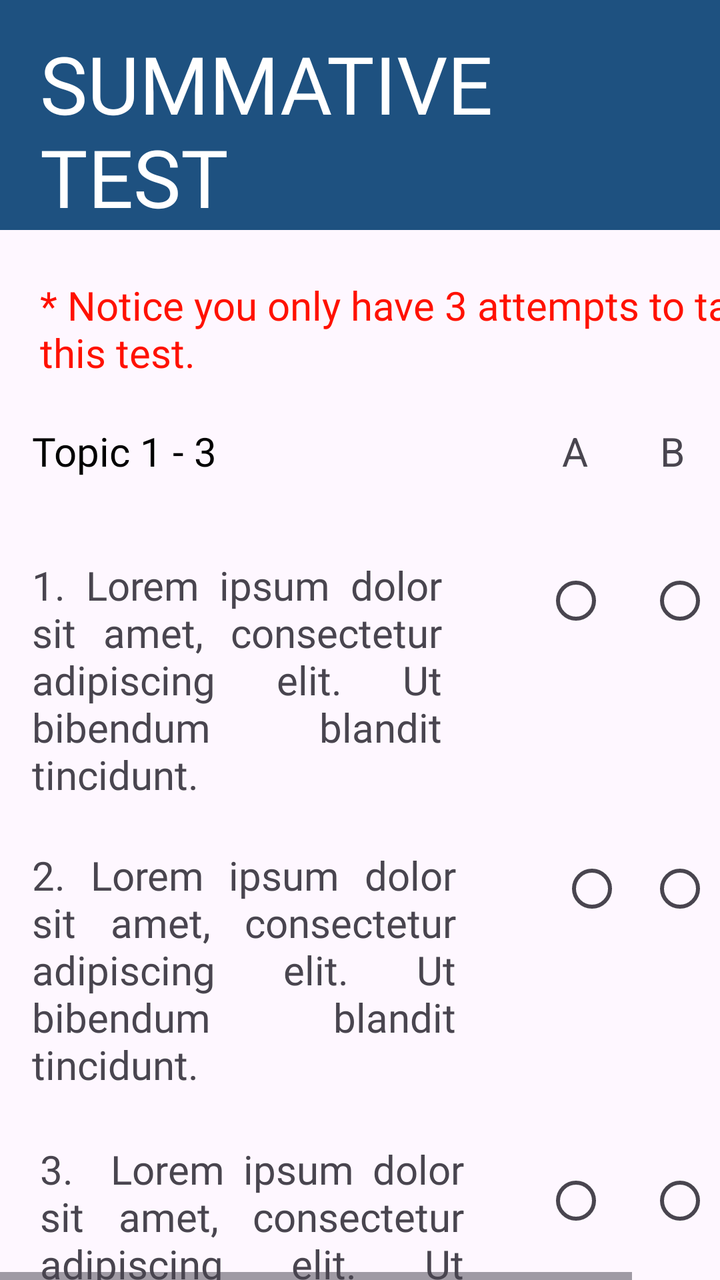
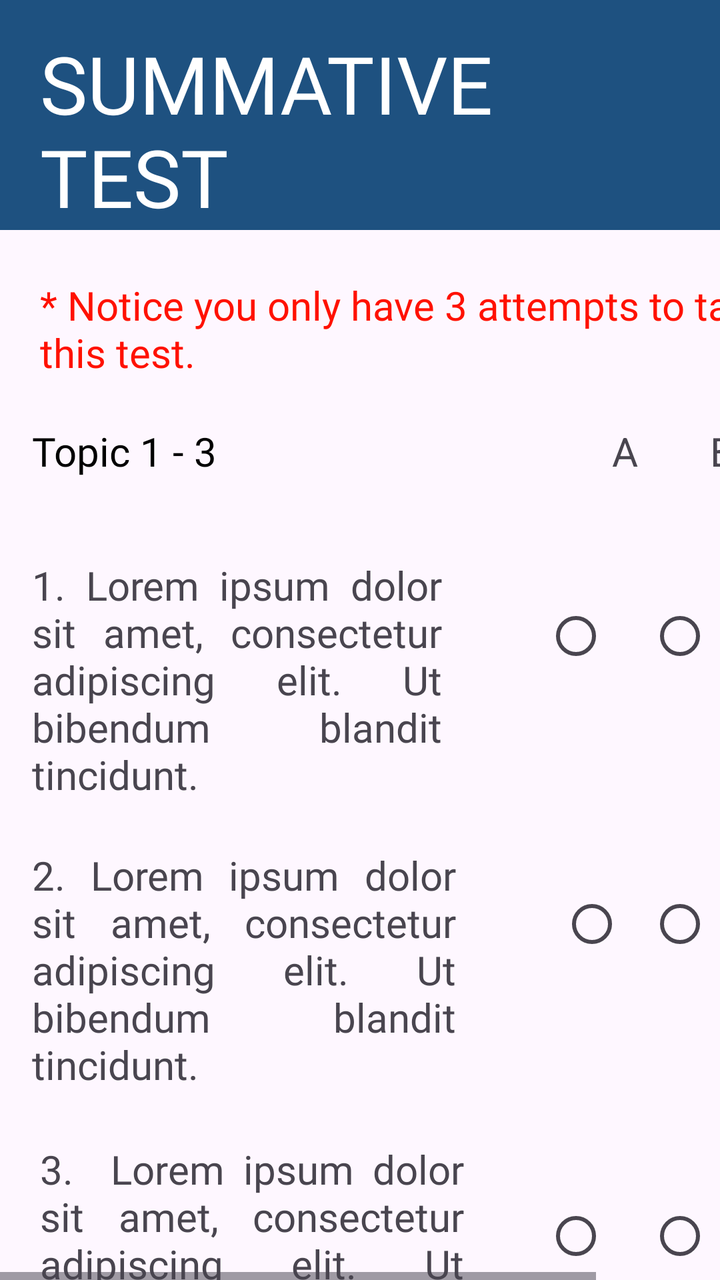

The first picture is an Android layout as it rendered before a commit; the second is the same layout after the commit. The layout source and the unified diff follow.
<!-- AndroidManifest.xml: application theme Theme.FinalsApplication -->
<!-- res/layout/user_test_page.xml -->
<?xml version="1.0" encoding="utf-8"?>
<HorizontalScrollView
    xmlns:android="http://schemas.android.com/apk/res/android"
    xmlns:app="http://schemas.android.com/apk/res-auto"
    xmlns:tools="http://schemas.android.com/tools"
    android:layout_width="match_parent"
    android:layout_height="match_parent"
    android:fillViewport="true"
    tools:layout_editor_absoluteX="1dp"
    tools:layout_editor_absoluteY="1dp">

    <androidx.constraintlayout.widget.ConstraintLayout
        android:layout_width="wrap_content"
        android:layout_height="wrap_content"
        tools:context=".AddLesson">


        <ScrollView
            android:layout_width="match_parent"
            android:layout_height="match_parent"
            android:fillViewport="true"
            tools:layout_editor_absoluteX="0dp"
            tools:layout_editor_absoluteY="16dp">

            <androidx.constraintlayout.widget.ConstraintLayout
                android:layout_width="match_parent"
                android:layout_height="wrap_content"
                tools:context=".AddLesson">

                <LinearLayout
                    android:id="@+id/linearLayout11"
                    android:layout_width="match_parent"
                    android:layout_height="wrap_content"
                    android:layout_alignParentTop="true"
                    android:background="#1e5180"
                    app:layout_constraintEnd_toEndOf="parent"
                    app:layout_constraintHorizontal_bias="0.0"
                    app:layout_constraintStart_toStartOf="parent"
                    app:layout_constraintTop_toTopOf="parent">

                    <TextView
                        android:id="@+id/textViewLesson1Test"
                        android:layout_width="390dp"
                        android:layout_height="wrap_content"
                        android:layout_marginStart="20dp"
                        android:layout_marginTop="15dp"
                        android:fontFamily="@font/roboto_bold"
                        android:text="SUMMATIVE
                    TEST"
                        android:textColor="@color/white"
                        android:textSize="40sp" />

                </LinearLayout>

                <TextView
                    android:id="@+id/textView2"
                    android:layout_width="367dp"
                    android:layout_height="53dp"
                    android:layout_marginStart="20dp"
                    android:layout_marginTop="24dp"
                    android:fontFamily="@font/roboto_regular"
                    android:text="* Notice you only have 3 attempts to take this test."
                    android:textColor="#FF1100"
                    android:textSize="20sp"
                    app:layout_constraintStart_toStartOf="parent"
                    app:layout_constraintTop_toBottomOf="@+id/linearLayout11" />

                <TextView
                    android:id="@+id/textViewTopic"
                    android:layout_width="wrap_content"
                    android:layout_height="wrap_content"
                    android:layout_marginStart="16dp"
                    android:layout_marginTop="20dp"
                    android:fontFamily="@font/roboto_black"
                    android:text="Topic 1 - 3"
                    android:textColor="@color/black"
                    android:textSize="20sp"
                    app:layout_constraintStart_toStartOf="parent"
                    app:layout_constraintTop_toBottomOf="@+id/textView2" />

                <TextView
                    android:id="@+id/textViewChoiceA"
                    android:layout_width="wrap_content"
                    android:layout_height="wrap_content"
                    android:layout_marginTop="20dp"
                    android:layout_marginEnd="116dp"
                    android:text="A"
                    android:textSize="20sp"
                    app:layout_constraintEnd_toEndOf="parent"
                    app:layout_constraintTop_toBottomOf="@+id/textView2" />

                <TextView
                    android:id="@+id/textViewChoiceB"
                    android:layout_width="17dp"
                    android:layout_height="33dp"
                    android:layout_marginStart="36dp"
                    android:layout_marginTop="20dp"
                    android:text="B"
                    android:textSize="20sp"
                    app:layout_constraintStart_toEndOf="@+id/textViewChoiceA"
                    app:layout_constraintTop_toBottomOf="@+id/textView2" />

                <TextView
                    android:id="@+id/textViewChoiceC"
                    android:layout_width="wrap_content"
                    android:layout_height="wrap_content"
                    android:layout_marginTop="20dp"
                    android:text="C"
                    android:textSize="20sp"
                    app:layout_constraintEnd_toEndOf="parent"
                    app:layout_constraintHorizontal_bias="0.614"
                    app:layout_constraintStart_toEndOf="@+id/textViewChoiceB"
                    app:layout_constraintTop_toBottomOf="@+id/textView2" />


                <TextView
                    android:id="@+id/textViewQ1"
                    android:layout_width="205dp"
                    android:layout_height="121dp"
                    android:layout_marginStart="16dp"
                    android:layout_marginTop="40dp"
                    android:fontFamily="@font/roboto_regular"
                    android:justificationMode="inter_word"
                    android:text="1. Lorem ipsum dolor sit amet, consectetur adipiscing elit. Ut bibendum blandit tincidunt."
                    android:textSize="20sp"
                    app:layout_constraintStart_toStartOf="parent"
                    app:layout_constraintTop_toBottomOf="@+id/textViewTopic" />

                <RadioButton
                    android:id="@+id/radioButtonA1"
                    android:layout_width="33dp"
                    android:layout_height="41dp"
                    android:layout_marginStart="272dp"
                    android:layout_marginTop="280dp"
                    app:layout_constraintStart_toStartOf="parent"
                    app:layout_constraintTop_toTopOf="parent" />

                <RadioButton
                    android:id="@+id/radioButtonB1"
                    android:layout_width="33dp"
                    android:layout_height="41dp"
                    android:layout_marginStart="324dp"
                    android:layout_marginTop="280dp"
                    app:layout_constraintStart_toStartOf="parent"
                    app:layout_constraintTop_toTopOf="parent" />


                <RadioButton
                    android:id="@+id/radioButtonC1"
                    android:layout_width="33dp"
                    android:layout_height="41dp"
                    android:layout_marginStart="364dp"
                    android:layout_marginTop="280dp"
                    app:layout_constraintStart_toStartOf="parent"
                    app:layout_constraintTop_toTopOf="parent" />

                <TextView
                    android:id="@+id/textViewQ2"
                    android:layout_width="212dp"
                    android:layout_height="119dp"
                    android:layout_marginStart="16dp"
                    android:layout_marginTop="24dp"
                    android:fontFamily="@font/roboto_regular"
                    android:justificationMode="inter_word"
                    android:text="2. Lorem ipsum dolor sit amet, consectetur adipiscing elit. Ut bibendum blandit tincidunt."
                    android:textSize="20sp"
                    app:layout_constraintStart_toStartOf="parent"
                    app:layout_constraintTop_toBottomOf="@+id/textViewQ1" />

                <RadioButton
                    android:id="@+id/radioButtonA2"
                    android:layout_width="33dp"
                    android:layout_height="41dp"
                    android:layout_marginStart="280dp"
                    android:layout_marginTop="424dp"
                    app:layout_constraintStart_toStartOf="parent"
                    app:layout_constraintTop_toTopOf="parent" />


                <RadioButton
                    android:id="@+id/radioButtonB2"
                    android:layout_width="33dp"
                    android:layout_height="41dp"
                    android:layout_marginStart="324dp"
                    android:layout_marginTop="424dp"
                    app:layout_constraintStart_toStartOf="parent"
                    app:layout_constraintTop_toTopOf="parent" />

                <RadioButton
                    android:id="@+id/radioButtonC2"
                    android:layout_width="33dp"
                    android:layout_height="41dp"
                    android:layout_marginStart="368dp"
                    android:layout_marginTop="424dp"
                    app:layout_constraintStart_toStartOf="parent"
                    app:layout_constraintTop_toTopOf="parent" />

                <TextView
                    android:id="@+id/textViewQ3"
                    android:layout_width="212dp"
                    android:layout_height="120dp"

                    android:layout_marginStart="20dp"
                    android:layout_marginTop="28dp"
                    android:fontFamily="@font/roboto_regular"
                    android:justificationMode="inter_word"
                    android:text="3.  Lorem ipsum dolor sit amet, consectetur adipiscing elit. Ut bibendum blandit tincidunt."
                    android:textSize="20sp"
                    app:layout_constraintStart_toStartOf="parent"
                    app:layout_constraintTop_toBottomOf="@+id/textViewQ2" />

                <RadioButton
                    android:id="@+id/radioButtonA3"
                    android:layout_width="33dp"
                    android:layout_height="41dp"
                    android:layout_marginStart="272dp"
                    android:layout_marginTop="580dp"
                    app:layout_constraintStart_toStartOf="parent"
                    app:layout_constraintTop_toTopOf="parent" />

                <RadioButton
                    android:id="@+id/radioButtonB3"
                    android:layout_width="33dp"
                    android:layout_height="41dp"
                    android:layout_marginStart="324dp"
                    android:layout_marginTop="580dp"
                    app:layout_constraintStart_toStartOf="parent"
                    app:layout_constraintTop_toTopOf="parent" />

                <RadioButton
                    android:id="@+id/radioButtonC3"
                    android:layout_width="33dp"
                    android:layout_height="41dp"
                    android:layout_marginStart="368dp"
                    android:layout_marginTop="580dp"
                    app:layout_constraintStart_toStartOf="parent"
                    app:layout_constraintTop_toTopOf="parent" />

                <TextView
                    android:id="@+id/textViewQ4"
                    android:layout_width="222dp"
                    android:layout_height="121dp"
                    android:layout_marginStart="20dp"
                    android:layout_marginTop="20dp"
                    android:fontFamily="@font/roboto_regular"
                    android:justificationMode="inter_word"
                    android:text="4. Lorem ipsum dolor sit amet, consectetur adipiscing elit. Ut bibendum blandit tincidunt."
                    android:textSize="20sp"
                    app:layout_constraintStart_toStartOf="parent"
                    app:layout_constraintTop_toBottomOf="@+id/textViewQ3" />

                <RadioButton
                    android:id="@+id/radioButtonA4"
                    android:layout_width="33dp"
                    android:layout_height="41dp"
                    android:layout_marginStart="280dp"
                    android:layout_marginTop="720dp"
                    app:layout_constraintStart_toStartOf="parent"
                    app:layout_constraintTop_toTopOf="parent" />

                <RadioButton
                    android:id="@+id/radioButtonB4"
                    android:layout_width="33dp"
                    android:layout_height="41dp"
                    android:layout_marginStart="332dp"
                    android:layout_marginTop="720dp"
                    app:layout_constraintStart_toStartOf="parent"
                    app:layout_constraintTop_toTopOf="parent" />

                <RadioButton
                    android:id="@+id/radioButtonC4"
                    android:layout_width="33dp"
                    android:layout_height="41dp"
                    android:layout_marginStart="376dp"
                    android:layout_marginTop="720dp"
                    app:layout_constraintStart_toStartOf="parent"
                    app:layout_constraintTop_toTopOf="parent" />

                <TextView
                    android:id="@+id/textViewQ5"
                    android:layout_width="226dp"
                    android:layout_height="133dp"
                    android:layout_marginStart="20dp"
                    android:layout_marginTop="20dp"
                    android:fontFamily="@font/roboto_regular"
                    android:justificationMode="inter_word"
                    android:text="5. Lorem ipsum dolor sit amet, consectetur adipiscing elit. Ut bibendum blandit tincidunt."
                    android:textSize="20sp"
                    app:layout_constraintStart_toStartOf="parent"
                    app:layout_constraintTop_toBottomOf="@+id/textViewQ4" />

                <RadioButton
                    android:id="@+id/radioButtonA5"
                    android:layout_width="33dp"
                    android:layout_height="41dp"
                    android:layout_marginStart="272dp"
                    android:layout_marginTop="860dp"
                    app:layout_constraintStart_toStartOf="parent"
                    app:layout_constraintTop_toTopOf="parent" />

                <RadioButton
                    android:id="@+id/radioButtonB5"
                    android:layout_width="33dp"
                    android:layout_height="41dp"
                    android:layout_marginStart="328dp"
                    android:layout_marginTop="860dp"
                    app:layout_constraintStart_toStartOf="parent"
                    app:layout_constraintTop_toTopOf="parent" />

                <RadioButton
                    android:id="@+id/radioButtonC5"
                    android:layout_width="33dp"
                    android:layout_height="41dp"
                    android:layout_marginStart="368dp"
                    android:layout_marginTop="860dp"
                    app:layout_constraintStart_toStartOf="parent"
                    app:layout_constraintTop_toTopOf="parent" />

                <LinearLayout
                    android:layout_width="404dp"
                    android:layout_height="89dp"
                    android:layout_alignParentBottom="true"
                    android:layout_marginTop="30dp"
                    android:background="#a8b4d8"
                    app:layout_constraintBottom_toBottomOf="parent"
                    app:layout_constraintEnd_toEndOf="parent"
                    app:layout_constraintTop_toBottomOf="@+id/textViewQ5"
                    app:layout_constraintVertical_bias="1.0">


                    <Button
                        android:id="@+id/buttonSubmitVT1"
                        android:layout_width="wrap_content"
                        android:layout_height="wrap_content"
                        android:layout_marginStart="290dp"
                        android:layout_marginTop="25dp"
                        android:background="@drawable/rounded_button"
                        android:fontFamily="@font/roboto_light"
                        android:scaleType="fitCenter"
                        android:text="Submit"
                        android:textColor="@color/white"
                        app:backgroundTint="#1e5180" />

                    <ImageButton
                        android:id="@+id/imageButtonBackVT1"
                        android:layout_width="76dp"
                        android:layout_height="wrap_content"
                        android:layout_marginStart="-360dp"
                        android:background="?android:attr/selectableItemBackground"
                        android:scaleType="fitCenter"
                        android:src="@drawable/arrowleft" />

                </LinearLayout>


            </androidx.constraintlayout.widget.ConstraintLayout>
        </ScrollView>
    </androidx.constraintlayout.widget.ConstraintLayout>
</HorizontalScrollView>
<!-- resources referenced by this layout -->
<resources>
  <color name="black">#000000</color>
  <color name="white">#FFFFFFFF</color>
  <!-- drawable arrowleft: png bitmap (drawable, 16559 bytes) -->
  <!-- drawable rounded_button (drawable) -->
  <?xml version="1.0" encoding="utf-8"?>
  <layer-list xmlns:android="http://schemas.android.com/apk/res/android">
  
      <item>
          <shape>
              <corners android:radius="51dp" /> 
              <solid android:color="#1e5180" />
          </shape>
      </item>
  
      <item android:left="51dp">
          <shape>
              <solid android:color="#1e5180" />
              <corners android:radius="51dp" /> 
              <corners android:topRightRadius="51dp"
                  android:topLeftRadius="51dp"
                  android:bottomRightRadius="51dp"
                  android:bottomLeftRadius="51dp"/>
          </shape>
      </item>
  
      <item>
          <shape>
              
              <corners android:radius="51dp" /> 
              <solid android:color="@android:color/transparent" />
              <stroke
                  android:width="1dp"
                  android:color="#1e5180" />
          </shape>
      </item>
  </layer-list>
  <style name="Theme.FinalsApplication" parent="Base.Theme.FinalsApplication" />
  <style name="Base.Theme.FinalsApplication" parent="Theme.Material3.DayNight.NoActionBar">
          
          
          <item name="android:statusBarColor">#00000000</item>
      </style>
</resources>

<!-- the commit's change to res/layout/user_test_page.xml (unified diff, before → after) -->
@@ -45,8 +45,7 @@
                         android:layout_marginStart="20dp"
                         android:layout_marginTop="15dp"
                         android:fontFamily="@font/roboto_bold"
-                        android:text="SUMMATIVE
-                    TEST"
+                        android:text="SUMMATIVE\nTEST"
                         android:textColor="@color/white"
                         android:textSize="40sp" />
 
@@ -128,8 +127,8 @@
 
                 <RadioButton
                     android:id="@+id/radioButtonA1"
-                    android:layout_width="33dp"
-                    android:layout_height="41dp"
+                    android:layout_width="59dp"
+                    android:layout_height="76dp"
                     android:layout_marginStart="272dp"
                     android:layout_marginTop="280dp"
                     app:layout_constraintStart_toStartOf="parent"
@@ -137,8 +136,8 @@
 
                 <RadioButton
                     android:id="@+id/radioButtonB1"
-                    android:layout_width="33dp"
-                    android:layout_height="41dp"
+                    android:layout_width="59dp"
+                    android:layout_height="76dp"
                     android:layout_marginStart="324dp"
                     android:layout_marginTop="280dp"
                     app:layout_constraintStart_toStartOf="parent"
@@ -147,8 +146,8 @@
 
                 <RadioButton
                     android:id="@+id/radioButtonC1"
-                    android:layout_width="33dp"
-                    android:layout_height="41dp"
+                    android:layout_width="59dp"
+                    android:layout_height="76dp"
                     android:layout_marginStart="364dp"
                     android:layout_marginTop="280dp"
                     app:layout_constraintStart_toStartOf="parent"
@@ -169,8 +168,8 @@
 
                 <RadioButton
                     android:id="@+id/radioButtonA2"
-                    android:layout_width="33dp"
-                    android:layout_height="41dp"
+                    android:layout_width="59dp"
+                    android:layout_height="76dp"
                     android:layout_marginStart="280dp"
                     android:layout_marginTop="424dp"
                     app:layout_constraintStart_toStartOf="parent"
@@ -179,8 +178,8 @@
 
                 <RadioButton
                     android:id="@+id/radioButtonB2"
-                    android:layout_width="33dp"
-                    android:layout_height="41dp"
+                    android:layout_width="59dp"
+                    android:layout_height="76dp"
                     android:layout_marginStart="324dp"
                     android:layout_marginTop="424dp"
                     app:layout_constraintStart_toStartOf="parent"
@@ -188,8 +187,8 @@
 
                 <RadioButton
                     android:id="@+id/radioButtonC2"
-                    android:layout_width="33dp"
-                    android:layout_height="41dp"
+                    android:layout_width="59dp"
+                    android:layout_height="76dp"
                     android:layout_marginStart="368dp"
                     android:layout_marginTop="424dp"
                     app:layout_constraintStart_toStartOf="parent"
@@ -211,8 +210,8 @@
 
                 <RadioButton
                     android:id="@+id/radioButtonA3"
-                    android:layout_width="33dp"
-                    android:layout_height="41dp"
+                    android:layout_width="59dp"
+                    android:layout_height="76dp"
                     android:layout_marginStart="272dp"
                     android:layout_marginTop="580dp"
                     app:layout_constraintStart_toStartOf="parent"
@@ -220,8 +219,8 @@
 
                 <RadioButton
                     android:id="@+id/radioButtonB3"
-                    android:layout_width="33dp"
-                    android:layout_height="41dp"
+                    android:layout_width="59dp"
+                    android:layout_height="76dp"
                     android:layout_marginStart="324dp"
                     android:layout_marginTop="580dp"
                     app:layout_constraintStart_toStartOf="parent"
@@ -229,8 +228,8 @@
 
                 <RadioButton
                     android:id="@+id/radioButtonC3"
-                    android:layout_width="33dp"
-                    android:layout_height="41dp"
+                    android:layout_width="59dp"
+                    android:layout_height="76dp"
                     android:layout_marginStart="368dp"
                     android:layout_marginTop="580dp"
                     app:layout_constraintStart_toStartOf="parent"
@@ -251,8 +250,8 @@
 
                 <RadioButton
                     android:id="@+id/radioButtonA4"
-                    android:layout_width="33dp"
-                    android:layout_height="41dp"
+                    android:layout_width="59dp"
+                    android:layout_height="76dp"
                     android:layout_marginStart="280dp"
                     android:layout_marginTop="720dp"
                     app:layout_constraintStart_toStartOf="parent"
@@ -260,8 +259,8 @@
 
                 <RadioButton
                     android:id="@+id/radioButtonB4"
-                    android:layout_width="33dp"
-                    android:layout_height="41dp"
+                    android:layout_width="59dp"
+                    android:layout_height="76dp"
                     android:layout_marginStart="332dp"
                     android:layout_marginTop="720dp"
                     app:layout_constraintStart_toStartOf="parent"
@@ -269,8 +268,8 @@
 
                 <RadioButton
                     android:id="@+id/radioButtonC4"
-                    android:layout_width="33dp"
-                    android:layout_height="41dp"
+                    android:layout_width="59dp"
+                    android:layout_height="76dp"
                     android:layout_marginStart="376dp"
                     android:layout_marginTop="720dp"
                     app:layout_constraintStart_toStartOf="parent"
@@ -291,8 +290,8 @@
 
                 <RadioButton
                     android:id="@+id/radioButtonA5"
-                    android:layout_width="33dp"
-                    android:layout_height="41dp"
+                    android:layout_width="59dp"
+                    android:layout_height="76dp"
                     android:layout_marginStart="272dp"
                     android:layout_marginTop="860dp"
                     app:layout_constraintStart_toStartOf="parent"
@@ -300,8 +299,8 @@
 
                 <RadioButton
                     android:id="@+id/radioButtonB5"
-                    android:layout_width="33dp"
-                    android:layout_height="41dp"
+                    android:layout_width="59dp"
+                    android:layout_height="76dp"
                     android:layout_marginStart="328dp"
                     android:layout_marginTop="860dp"
                     app:layout_constraintStart_toStartOf="parent"
@@ -309,8 +308,8 @@
 
                 <RadioButton
                     android:id="@+id/radioButtonC5"
-                    android:layout_width="33dp"
-                    android:layout_height="41dp"
+                    android:layout_width="59dp"
+                    android:layout_height="76dp"
                     android:layout_marginStart="368dp"
                     android:layout_marginTop="860dp"
                     app:layout_constraintStart_toStartOf="parent"
